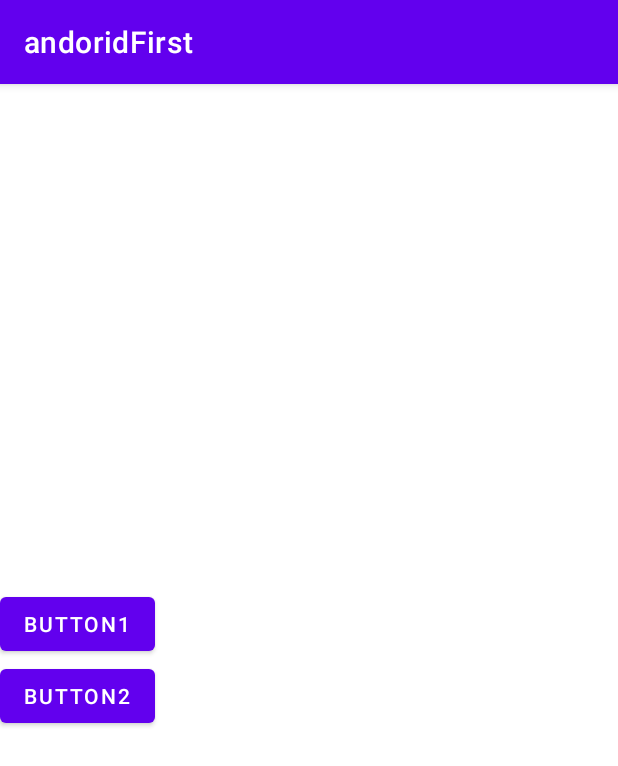
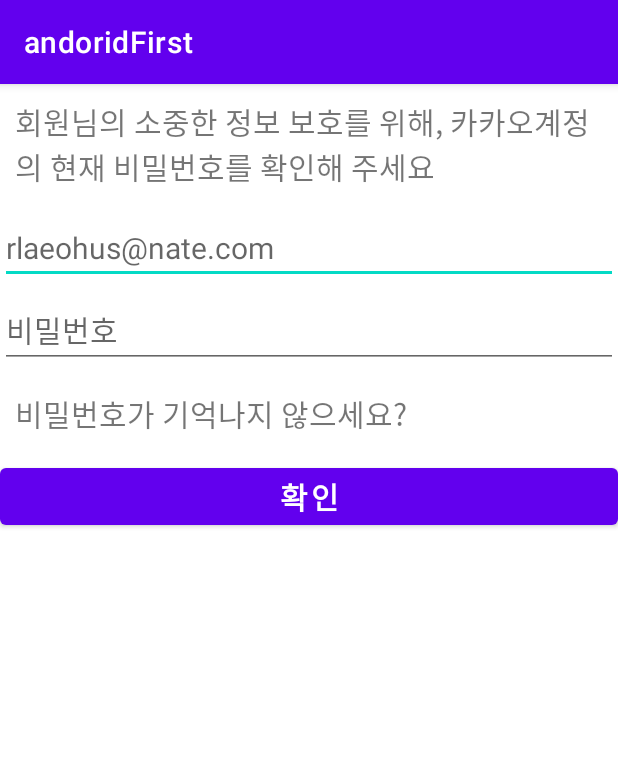
Before and after one commit to Seojonghyuk/androidtest1_repo, an Android app: the screen it shows after launch (MainActivity2 before the commit, MainActivity after it), on a phone screen of 412 x 824 dp. Shown: the top 766 px of the screen. Run offline under Robolectric (Android 15) with nearby library versions, the phone set to English and light mode, and no system bars.

Commit message:
[update] 추가함

```diff
--- a/app/build.gradle
+++ b/app/build.gradle
@@ -33,6 +33,7 @@ android {
     viewBinding{
         enabled = true
     }
+
 }
 
 dependencies {
--- a/app/src/main/java/com/example/andoridfirst/MainActivity.kt
+++ b/app/src/main/java/com/example/andoridfirst/MainActivity.kt
@@ -1,27 +1,49 @@
 package com.example.andoridfirst
 
 import android.os.Bundle
+import android.os.Handler
+import android.os.Looper
+import android.text.InputType
 import android.widget.Toast
 import androidx.appcompat.app.AppCompatActivity
-import com.example.andoridfirst.databinding.ActivitySub2Binding
+import com.example.andoridfirst.databinding.*
 
 class MainActivity : AppCompatActivity() {
-        lateinit var binding : ActivitySub2Binding
-        var flag : Boolean = false
+    lateinit var binding: ActivitySub13Binding
+    lateinit var binding4: ActivitySub15Binding
+    lateinit var binding5: ActivitySub16Binding
+    //    lateinit var binding2: ActivitySub12Binding
+//    lateinit var binding3: ActivitySub11Binding
+    var flag: Boolean = false
     override fun onCreate(savedInstanceState: Bundle?) {
         super.onCreate(savedInstanceState)
-        binding = ActivitySub2Binding.inflate(layoutInflater)
-        setContentView(binding.root)
-        binding.btnClick.setOnClickListener {
-            Toast.makeText(applicationContext,"서종혁님 반갑습니다",Toast.LENGTH_SHORT).show()
-            if(flag == true){
-            binding.tvClassName.text = "안웁 3기"
-                flag = false
-            }else{
-            binding.tvClassName.text = "종혁 3기"
-            flag = true
-            }
+        binding = ActivitySub13Binding.inflate(layoutInflater)
+        binding4 = ActivitySub15Binding.inflate(layoutInflater)
+        binding5 = ActivitySub16Binding.inflate(layoutInflater)
+//        binding2 = ActivitySub12Binding.inflate(layoutInflater)
+//        binding3 = ActivitySub11Binding.inflate(layoutInflater)
+        setContentView(binding5.root)
+
+        binding5.tvLongClick.setOnLongClickListener {
+            binding5.edtPassword.inputType = InputType.TYPE_NUMBER_VARIATION_NORMAL
+            Toast.makeText(applicationContext,binding5.edtPassword.text.toString(), Toast.LENGTH_SHORT).show()
+            return@setOnLongClickListener(true)
         }
+        binding5.edtPassword.inputType = InputType.TYPE_TEXT_VARIATION_PASSWORD
+//        binding.btnClick.setOnClickListener {
+//        if(flag == true){
+//            binding.btnTarget.visibility = View.VISIBLE
+//            binding.btnGone.visibility = View.VISIBLE
+//            flag = false
+//        }else{
+//            binding.btnTarget.visibility = View.INVISIBLE
+//            binding.btnGone.visibility = View.GONE
+//            flag = true
+//        }
+//        }
+    }
+
+
+
 
     }
-}
--- a/app/src/main/java/com/example/andoridfirst/MainActivity2.kt
+++ /dev/null
@@ -1,11 +0,0 @@
-package com.example.andoridfirst
-
-import androidx.appcompat.app.AppCompatActivity
-import android.os.Bundle
-
-class MainActivity2 : AppCompatActivity() {
-    override fun onCreate(savedInstanceState: Bundle?) {
-        super.onCreate(savedInstanceState)
-        setContentView(R.layout.activity_sub3)
-    }
-}
--- /dev/null
+++ b/app/src/main/res/layout/activity_sub16.xml
@@ -0,0 +1,47 @@
+<?xml version="1.0" encoding="utf-8"?>
+<LinearLayout xmlns:android="http://schemas.android.com/apk/res/android"
+    android:layout_width="match_parent"
+    android:layout_height="match_parent"
+    android:orientation="vertical">
+    <TextView
+        android:layout_width="match_parent"
+        android:layout_height="wrap_content"
+        android:text="@string/app_message1"
+        android:textSize="20sp"
+        android:padding="10sp"/>
+    <EditText
+        android:id="@+id/edtEmail"
+        android:layout_width="match_parent"
+        android:layout_height="wrap_content"
+        android:hint="rlaeohus@nate.com"
+        android:layout_marginTop="5dp"
+        android:inputType="textEmailSubject"
+        android:textSize="20sp"/>
+    <EditText
+        android:id="@+id/edtPassword"
+        android:layout_width="match_parent"
+        android:layout_height="wrap_content"
+        android:hint="@string/app_message3"
+        android:layout_marginTop="5dp"
+        android:textSize="20sp"
+        android:inputType="textPassword"/>
+    <TextView
+        android:id="@+id/tvLongClick"
+        android:layout_width="match_parent"
+        android:layout_height="wrap_content"
+        android:layout_marginTop="5dp"
+        android:text="@string/app_message2"
+        android:textSize="20sp"
+        android:padding="10sp"/>
+    <Button
+        android:layout_width="match_parent"
+        android:layout_height="wrap_content"
+        android:layout_marginTop="5dp"
+        android:text="@string/app_btnok"
+        android:textSize="20sp"
+        android:textStyle="bold"/>
+
+
+
+
+</LinearLayout>
--- /dev/null
+++ b/app/src/main/res/layout/activity_sub17.xml
@@ -0,0 +1,5 @@
+<?xml version="1.0" encoding="utf-8"?>
+<LinearLayout xmlns:android="http://schemas.android.com/apk/res/android"
+    xmlns:app="http://schemas.android.com/apk/res-auto"
+    android:layout_width="wrap_content"
+    android:layout_height="wrap_content"/>
--- a/app/src/main/res/values/strings.xml
+++ b/app/src/main/res/values/strings.xml
@@ -1,3 +1,11 @@
 <resources>
     <string name="app_name">andoridFirst</string>
+    <string name="app_btn1">클릭하기</string>
+    <string name="app_btn2">보이지않기</string>
+    <string name="app_btn3">사라지기</string>
+    <string name="app_ellips">Lorem ipsum dolor sit amet, consectetur adipiscing elit. Maecenas id metus volutpat, accumsan justo a, consequat lectus. Sed ut risus.</string>
+    <string name="app_message1">회원님의 소중한 정보 보호를 위해, 카카오계정의 현재 비밀번호를 확인해 주세요</string>
+    <string name="app_message2">비밀번호가 기억나지 않으세요?</string>
+    <string name="app_message3">비밀번호</string>
+    <string name="app_btnok">확인</string>
 </resources>
```
Also changed, not shown: app/src/main/AndroidManifest.xml (+5 -8 lines), app/src/main/res/layout/activity_sub10.xml (added, +24 -0 lines), app/src/main/res/layout/activity_sub11.xml (added, +26 -0 lines), app/src/main/res/layout/activity_sub12.xml (added, +101 -0 lines), app/src/main/res/layout/activity_sub13.xml (added, +112 -0 lines), app/src/main/res/layout/activity_sub14.xml (added, +20 -0 lines), app/src/main/res/layout/activity_sub15.xml (added, +54 -0 lines), app/src/main/res/layout/activity_sub18.xml (added, +50 -0 lines), app/src/main/res/layout/activity_sub4.xml (added, +39 -0 lines), app/src/main/res/layout/activity_sub5.xml (added, +33 -0 lines), app/src/main/res/drawable/nature.gif (added), app/src/main/res/drawable/카톡.png (added).
